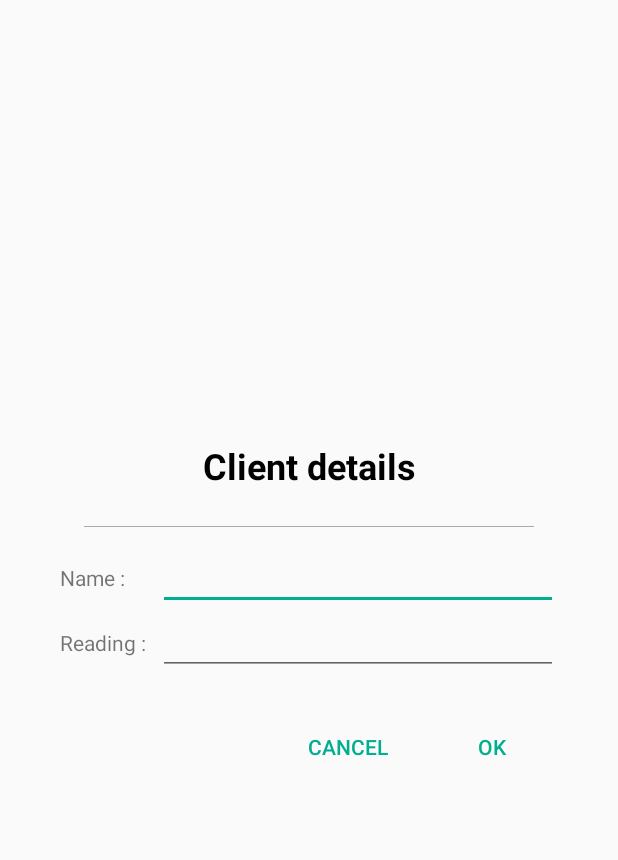
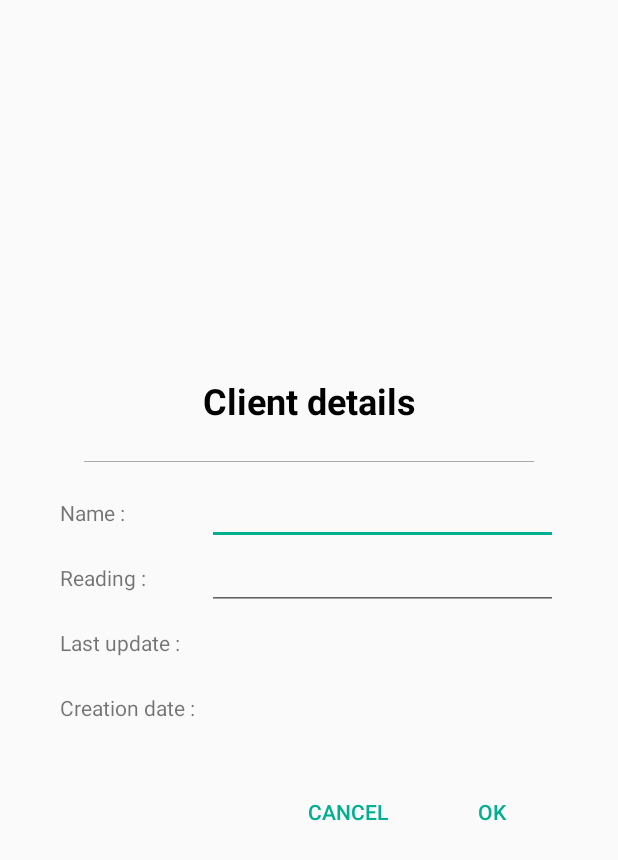
Before and after one commit to jeanchalard/fmark, an Android app: the layout fragment_client_details.xml on its own in the app's theme, with its tools: preview values and no code run, on a phone screen of 412 x 824 dp. Shown: the top 860 px of the screen. Run offline under Robolectric (Android 15) with nearby library versions, the phone set to English and light mode, and no system bars.

Commit message:
Display creation and last update dates in the details.

```diff
--- a/app/src/main/java/com/j/fmark/fragments/ClientDetails.kt
+++ b/app/src/main/java/com/j/fmark/fragments/ClientDetails.kt
@@ -9,6 +9,7 @@ import android.view.ViewGroup
 import android.view.inputmethod.InputMethodManager
 import android.widget.Button
 import android.widget.EditText
+import android.widget.TextView
 import com.google.android.gms.drive.DriveFolder
 import com.google.android.gms.drive.DriveResourceClient
 import com.google.android.gms.drive.Metadata
@@ -22,6 +23,8 @@ import com.j.fmark.drive.getFoldersForClientName
 import kotlinx.coroutines.experimental.Dispatchers
 import kotlinx.coroutines.experimental.GlobalScope
 import kotlinx.coroutines.experimental.launch
+import java.text.SimpleDateFormat
+import java.util.Date
 import java.util.Locale
 
 class ClientDetails(private val fmarkHost : FMark, private val driveResourceClient : DriveResourceClient, private val clientFolder : Metadata?) : DialogFragment()
@@ -33,9 +36,11 @@ class ClientDetails(private val fmarkHost : FMark, private val driveResourceClie
     view.findViewById<Button>(R.id.client_details_cancel).setOnClickListener { _ -> onFinish(false) }
     if (null != clientFolder)
     {
-      view?.findViewById<EditText>(R.id.client_details_name)?.setText(decodeName(clientFolder))
-      view?.findViewById<EditText>(R.id.client_details_reading)?.setText(decodeReading(clientFolder))
+      view.findViewById<EditText>(R.id.client_details_name)?.setText(decodeName(clientFolder))
+      view.findViewById<EditText>(R.id.client_details_reading)?.setText(decodeReading(clientFolder))
     }
+    view.findViewById<TextView>(R.id.client_details_creation_date_value)?.setText(formatDate(clientFolder?.modifiedDate))
+    view.findViewById<TextView>(R.id.client_details_last_update_date_value)?.setText(formatDate(clientFolder?.createdDate))
     dialog.window.setBackgroundDrawableResource(R.drawable.rounded_square)
     return view
   }
@@ -79,4 +84,6 @@ class ClientDetails(private val fmarkHost : FMark, private val driveResourceClie
     // I've spent too much valuable time on this. This solution sucks but it works.
     fmarkHost.window.decorView.post { fmarkHost.getSystemService(InputMethodManager::class.java).hideSoftInputFromWindow(fmarkHost.window.decorView.windowToken, 0) }
   }
+
+  private fun formatDate(date : Date?) : String = SimpleDateFormat("yyyy-MM-dd", Locale.getDefault()).format(date ?: Date())
 }
--- a/app/src/main/res/layout/fragment_client_details.xml
+++ b/app/src/main/res/layout/fragment_client_details.xml
@@ -54,12 +54,32 @@
    app:layout_constraintTop_toBottomOf="@id/client_details_label_name"
    />
 
+  <TextView
+   android:id="@+id/client_details_last_update_date_label"
+   android:layout_width="wrap_content"
+   android:layout_height="wrap_content"
+   android:layout_marginTop="24dp"
+   android:text="@string/last_update"
+   app:layout_constraintStart_toStartOf="@id/client_details_label_name"
+   app:layout_constraintTop_toBottomOf="@id/client_details_label_reading"
+   />
+
+  <TextView
+   android:id="@+id/client_details_creation_date_label"
+   android:layout_width="wrap_content"
+   android:layout_height="wrap_content"
+   android:layout_marginTop="24dp"
+   android:text="@string/creation_date"
+   app:layout_constraintStart_toStartOf="@id/client_details_label_name"
+   app:layout_constraintTop_toBottomOf="@id/client_details_last_update_date_label"
+   />
+
   <android.support.constraint.Barrier
    android:id="@+id/client_details_form_barrier"
    android:layout_width="wrap_content"
    android:layout_height="wrap_content"
    app:barrierDirection="end"
-   app:constraint_referenced_ids="client_details_label_name,client_details_label_reading" />
+   app:constraint_referenced_ids="client_details_label_name,client_details_label_reading,client_details_last_update_date_label,client_details_creation_date_label" />
 
   <EditText
    android:id="@+id/client_details_name"
@@ -85,6 +105,26 @@
    app:layout_constraintEnd_toEndOf="parent"
    app:layout_constraintStart_toEndOf="@id/client_details_form_barrier" />
 
+  <TextView
+   android:id="@+id/client_details_last_update_date_value"
+   android:layout_width="0dp"
+   android:layout_height="wrap_content"
+   android:layout_marginStart="8dp"
+   android:layout_marginEnd="8dp"
+   app:layout_constraintBaseline_toBaselineOf="@id/client_details_last_update_date_label"
+   app:layout_constraintEnd_toEndOf="parent"
+   app:layout_constraintStart_toEndOf="@id/client_details_form_barrier" />
+
+  <TextView
+   android:id="@+id/client_details_creation_date_value"
+   android:layout_width="0dp"
+   android:layout_height="wrap_content"
+   android:layout_marginStart="8dp"
+   android:layout_marginEnd="8dp"
+   app:layout_constraintBaseline_toBaselineOf="@id/client_details_creation_date_label"
+   app:layout_constraintEnd_toEndOf="parent"
+   app:layout_constraintStart_toEndOf="@id/client_details_form_barrier" />
+
   <Button
    android:id="@+id/client_details_ok"
    style="@style/Widget.AppCompat.Button.Borderless.Colored"
@@ -96,7 +136,7 @@
    android:text="@string/ok"
    app:layout_constraintBottom_toBottomOf="parent"
    app:layout_constraintEnd_toEndOf="parent"
-   app:layout_constraintTop_toBottomOf="@id/client_details_label_reading"/>
+   app:layout_constraintTop_toBottomOf="@id/client_details_creation_date_label" />
 
   <Button
    android:id="@+id/client_details_cancel"
--- a/app/src/main/res/values/strings.xml
+++ b/app/src/main/res/values/strings.xml
@@ -20,4 +20,6 @@
   <string name="titlebar_editor">%s</string>
   <string name="titlebar_client_details">Client details</string>
   <string name="titlebar_main">FMark</string>
+  <string name="last_update">Last update :</string>
+  <string name="creation_date">Creation date :</string>
 </resources>
```
Also changed, not shown: 1 other file.
